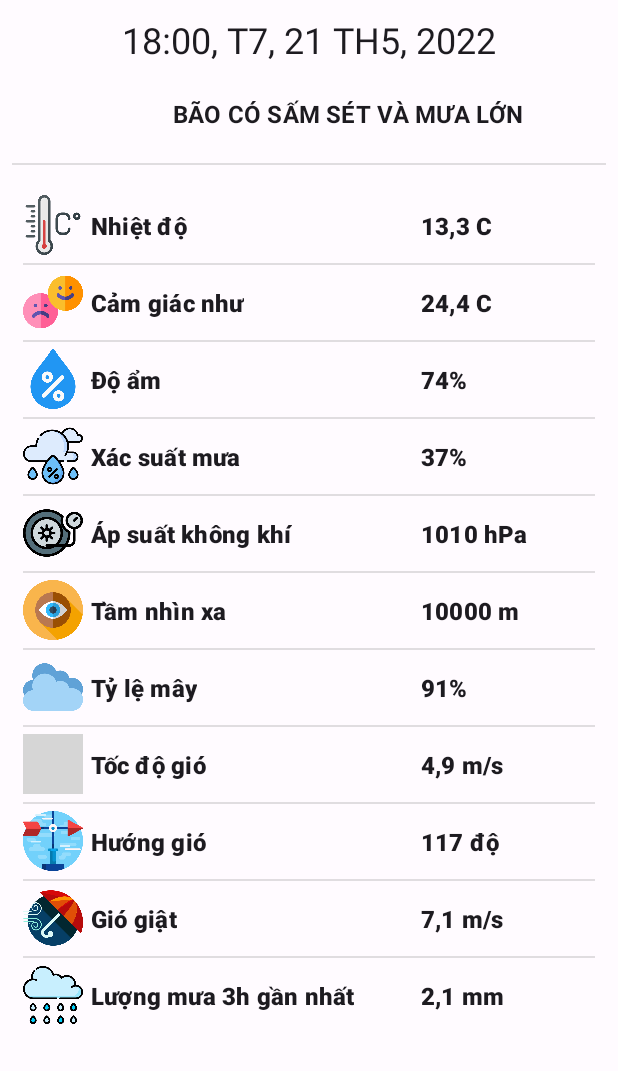
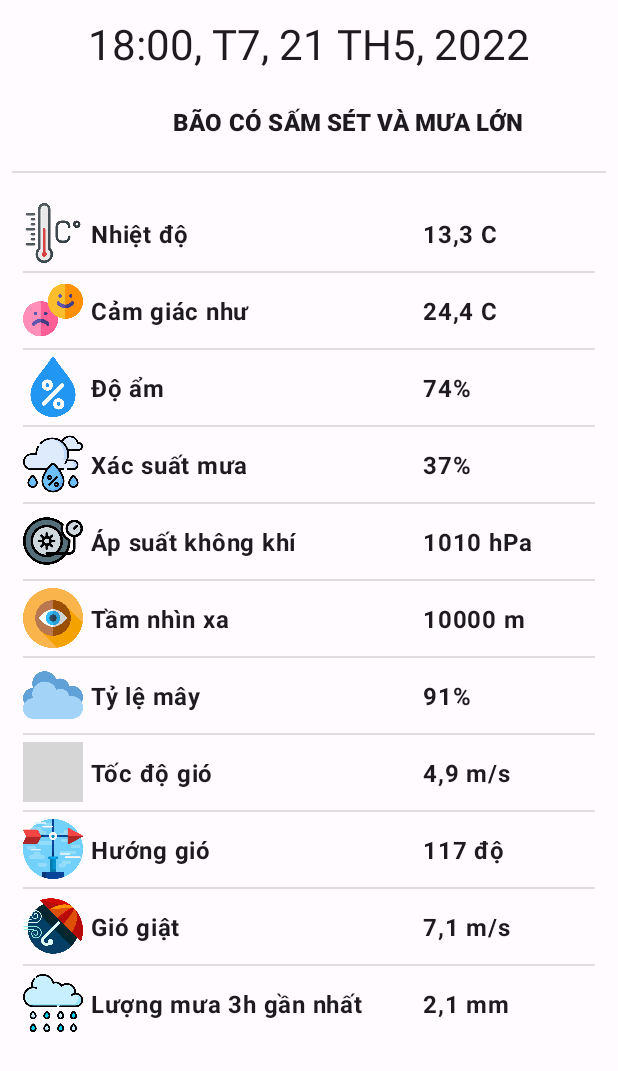
Before and after one commit to dominh2000/WeatherApp, an Android app: the layout fragment_open_weather_item_details.xml on its own in the app's theme, with its tools: preview values and no code run, on a phone screen of 412 x 824 dp. Shown: the top 1071 px of the screen. Run offline under Robolectric (Android 15) with nearby library versions, the phone set to English and light mode, and no system bars; grey boxes are pictures that could not be loaded.

Commit message:
Chip cho các item & chỉnh typography cho text theo Material 3

```diff
--- a/app/src/main/res/layout/fragment_open_weather_item_details.xml
+++ b/app/src/main/res/layout/fragment_open_weather_item_details.xml
@@ -21,7 +21,7 @@
             android:layout_height="wrap_content"
             android:gravity="center"
             android:textAllCaps="true"
-            android:textAppearance="?attr/textAppearanceHeadline5"
+            android:textAppearance="?attr/textAppearanceHeadlineMedium"
             app:layout_constraintStart_toStartOf="parent"
             app:layout_constraintTop_toTopOf="parent"
             android:layout_marginTop="10dp"
@@ -49,7 +49,7 @@
             android:padding="8dp"
             android:text="@{viewModel.weatherItem.weatherDescription.description}"
             android:textAllCaps="true"
-            android:textAppearance="?attr/textAppearanceSubtitle1"
+            android:textAppearance="?attr/textAppearanceTitleMedium"
             android:textStyle="bold"
             app:layout_constraintBottom_toBottomOf="@id/image_state"
             app:layout_constraintEnd_toEndOf="parent"
@@ -106,7 +106,7 @@
                             android:layout_width="wrap_content"
                             android:layout_height="wrap_content"
                             android:text="Nhiệt độ"
-                            android:textAppearance="?attr/textAppearanceListItem"
+                            android:textAppearance="?attr/textAppearanceBodyLarge"
                             android:textStyle="bold"
                             android:layout_marginStart="5dp"
                             android:layout_gravity="center" />
@@ -117,7 +117,7 @@
                         android:layout_width="wrap_content"
                         android:layout_height="wrap_content"
                         android:text="@{@string/temperature_OW(viewModel.weatherItem.mainForecastInfo.temp)}"
-                        android:textAppearance="?attr/textAppearanceListItem"
+                        android:textAppearance="?attr/textAppearanceBodyLarge"
                         android:textStyle="bold"
                         tools:text="13,3 C" />
                 </TableRow>
@@ -138,7 +138,7 @@
                             android:layout_width="wrap_content"
                             android:layout_height="wrap_content"
                             android:text="Cảm giác như"
-                            android:textAppearance="?attr/textAppearanceListItem"
+                            android:textAppearance="?attr/textAppearanceBodyLarge"
                             android:textStyle="bold"
                             android:layout_marginStart="5dp"
                             android:layout_gravity="center" />
@@ -149,7 +149,7 @@
                         android:layout_width="wrap_content"
                         android:layout_height="wrap_content"
                         android:text="@{@string/feels_like_OW(viewModel.weatherItem.mainForecastInfo.feelsLike)}"
-                        android:textAppearance="?attr/textAppearanceListItem"
+                        android:textAppearance="?attr/textAppearanceBodyLarge"
                         android:textStyle="bold"
                         tools:text="24,4 C" />
                 </TableRow>
@@ -169,7 +169,7 @@
                             android:layout_width="wrap_content"
                             android:layout_height="wrap_content"
                             android:text="Độ ẩm"
-                            android:textAppearance="?attr/textAppearanceListItem"
+                            android:textAppearance="?attr/textAppearanceBodyLarge"
                             android:textStyle="bold"
                             android:layout_marginStart="5dp"
                             android:layout_gravity="center" />
@@ -180,7 +180,7 @@
                         android:layout_width="wrap_content"
                         android:layout_height="wrap_content"
                         android:text="@{@string/humidity_OW(viewModel.weatherItem.mainForecastInfo.humidity) + '%'}"
-                        android:textAppearance="?attr/textAppearanceListItem"
+                        android:textAppearance="?attr/textAppearanceBodyLarge"
                         android:textStyle="bold"
                         tools:text="74%" />
                 </TableRow>
@@ -200,7 +200,7 @@
                             android:layout_width="wrap_content"
                             android:layout_height="wrap_content"
                             android:text="Xác suất mưa"
-                            android:textAppearance="?attr/textAppearanceListItem"
+                            android:textAppearance="?attr/textAppearanceBodyLarge"
                             android:textStyle="bold"
                             android:layout_marginStart="5dp"
                             android:layout_gravity="center" />
@@ -210,7 +210,7 @@
                         android:id="@+id/precipitation"
                         android:layout_width="wrap_content"
                         android:layout_height="wrap_content"
-                        android:textAppearance="?attr/textAppearanceListItem"
+                        android:textAppearance="?attr/textAppearanceBodyLarge"
                         android:textStyle="bold"
                         tools:text="37%" />
                 </TableRow>
@@ -231,7 +231,7 @@
                             android:layout_width="wrap_content"
                             android:layout_height="wrap_content"
                             android:text="Áp suất không khí"
-                            android:textAppearance="?attr/textAppearanceListItem"
+                            android:textAppearance="?attr/textAppearanceBodyLarge"
                             android:textStyle="bold"
                             android:layout_marginStart="5dp"
                             android:layout_gravity="center" />
@@ -242,7 +242,7 @@
                         android:layout_width="wrap_content"
                         android:layout_height="wrap_content"
                         android:text="@{@string/air_pressure_OW(viewModel.weatherItem.mainForecastInfo.defaultPressure)}"
-                        android:textAppearance="?attr/textAppearanceListItem"
+                        android:textAppearance="?attr/textAppearanceBodyLarge"
                         android:textStyle="bold"
                         tools:text="1010 hPa" />
                 </TableRow>
@@ -262,7 +262,7 @@
                             android:layout_width="wrap_content"
                             android:layout_height="wrap_content"
                             android:text="Tầm nhìn xa"
-                            android:textAppearance="?attr/textAppearanceListItem"
+                            android:textAppearance="?attr/textAppearanceBodyLarge"
                             android:textStyle="bold"
                             android:layout_marginStart="5dp"
                             android:layout_gravity="center" />
@@ -274,7 +274,7 @@
                         android:layout_width="wrap_content"
                         android:layout_height="wrap_content"
                         android:text="@{@string/visibility_OW(viewModel.weatherItem.visibility)}"
-                        android:textAppearance="?attr/textAppearanceListItem"
+                        android:textAppearance="?attr/textAppearanceBodyLarge"
                         android:textStyle="bold"
                         tools:text="10000 m" />
                 </TableRow>
@@ -294,7 +294,7 @@
                             android:layout_width="wrap_content"
                             android:layout_height="wrap_content"
                             android:text="Tỷ lệ mây"
-                            android:textAppearance="?attr/textAppearanceListItem"
+                            android:textAppearance="?attr/textAppearanceBodyLarge"
                             android:textStyle="bold"
                             android:layout_marginStart="5dp"
                             android:layout_gravity="center" />
@@ -306,7 +306,7 @@
                         android:layout_width="wrap_content"
                         android:layout_height="wrap_content"
                         android:text="@{@string/cloud_percent_OW(viewModel.weatherItem.cloudAmountPercent) + '%'}"
-                        android:textAppearance="?attr/textAppearanceListItem"
+                        android:textAppearance="?attr/textAppearanceBodyLarge"
                         android:textStyle="bold"
                         tools:text="91%" />
                 </TableRow>
@@ -326,7 +326,7 @@
                             android:layout_width="wrap_content"
                             android:layout_height="wrap_content"
                             android:text="Tốc độ gió"
-                            android:textAppearance="?attr/textAppearanceListItem"
+                            android:textAppearance="?attr/textAppearanceBodyLarge"
                             android:textStyle="bold"
                             android:layout_marginStart="5dp"
                             android:layout_gravity="center" />
@@ -337,7 +337,7 @@
                         android:layout_width="wrap_content"
                         android:layout_height="wrap_content"
                         android:text="@{@string/wind_speed_OW(viewModel.weatherItem.wind.speed)}"
-                        android:textAppearance="?attr/textAppearanceListItem"
+                        android:textAppearance="?attr/textAppearanceBodyLarge"
                         android:textStyle="bold"
                         tools:text="4,9 m/s" />
                 </TableRow>
@@ -357,7 +357,7 @@
                             android:layout_width="wrap_content"
                             android:layout_height="wrap_content"
                             android:text="Hướng gió"
-                            android:textAppearance="?attr/textAppearanceListItem"
+                            android:textAppearance="?attr/textAppearanceBodyLarge"
                             android:textStyle="bold"
                             android:layout_marginStart="5dp"
                             android:layout_gravity="center" />
@@ -368,7 +368,7 @@
                         android:layout_width="wrap_content"
                         android:layout_height="wrap_content"
                         android:text="@{@string/wind_degree_OW(viewModel.weatherItem.wind.degree)}"
-                        android:textAppearance="?attr/textAppearanceListItem"
+                        android:textAppearance="?attr/textAppearanceBodyLarge"
                         android:textStyle="bold"
                         tools:text="117 độ" />
                 </TableRow>
@@ -388,7 +388,7 @@
                             android:layout_width="wrap_content"
                             android:layout_height="wrap_content"
                             android:text="Gió giật"
-                            android:textAppearance="?attr/textAppearanceListItem"
+                            android:textAppearance="?attr/textAppearanceBodyLarge"
                             android:textStyle="bold"
                             android:layout_marginStart="5dp"
                             android:layout_gravity="center" />
@@ -399,7 +399,7 @@
                         android:layout_width="wrap_content"
                         android:layout_height="wrap_content"
                         android:text="@{@string/wind_gust_OW(viewModel.weatherItem.wind.gust)}"
-                        android:textAppearance="?attr/textAppearanceListItem"
+                        android:textAppearance="?attr/textAppearanceBodyLarge"
                         android:textStyle="bold"
                         tools:text="7,1 m/s" />
                 </TableRow>
@@ -419,7 +419,7 @@
                             android:layout_width="wrap_content"
                             android:layout_height="wrap_content"
                             android:text="Lượng mưa 3h gần nhất"
-                            android:textAppearance="?attr/textAppearanceListItem"
+                            android:textAppearance="?attr/textAppearanceBodyLarge"
                             android:textStyle="bold"
                             android:layout_marginStart="5dp"
                             android:layout_gravity="center" />
@@ -430,7 +430,7 @@
                         android:layout_width="wrap_content"
                         android:layout_height="wrap_content"
                         android:text="@{@string/rain_volume_3h_OW(viewModel.weatherItem.last3hRainVolume)}"
-                        android:textAppearance="?attr/textAppearanceListItem"
+                        android:textAppearance="?attr/textAppearanceBodyLarge"
                         android:textStyle="bold"
                         tools:text="2,1 mm" />
                 </TableRow>
--- a/app/src/main/res/layout/fragment_simple_search_to_do.xml
+++ b/app/src/main/res/layout/fragment_simple_search_to_do.xml
@@ -34,7 +34,7 @@
         android:id="@+id/text_empty_search_result"
         android:layout_width="wrap_content"
         android:layout_height="wrap_content"
-        android:textAppearance="?attr/textAppearanceHeadline6"
+        android:textAppearance="?attr/textAppearanceTitleLarge"
         android:text="@string/empty_search_result"
         app:layout_constraintStart_toStartOf="parent"
         app:layout_constraintTop_toTopOf="parent"
--- a/app/src/main/res/layout/fragment_to_do_start.xml
+++ b/app/src/main/res/layout/fragment_to_do_start.xml
@@ -44,7 +44,7 @@
                     android:layout_width="wrap_content"
                     android:layout_height="wrap_content"
                     android:textAllCaps="true"
-                    android:textAppearance="?attr/textAppearanceHeadline6"
+                    android:textAppearance="?attr/textAppearanceTitleLarge"
                     android:textColor="@color/blue"
                     android:text="@string/to_do_start_title"/>
 
@@ -54,7 +54,7 @@
                     android:layout_marginTop="5dp"
                     android:justificationMode="inter_word"
                     android:text="@string/to_do_start_description"
-                    android:textAppearance="?attr/textAppearanceBody2"/>
+                    android:textAppearance="?attr/textAppearanceBodyMedium"/>
             </LinearLayout>
 
             <ImageView
--- a/app/src/main/res/layout/open_weather_item.xml
+++ b/app/src/main/res/layout/open_weather_item.xml
@@ -26,7 +26,7 @@
                 android:layout_width="150dp"
                 android:layout_height="wrap_content"
                 android:padding="20dp"
-                android:textAppearance="?attr/textAppearanceBody1"
+                android:textAppearance="?attr/textAppearanceTitleLarge"
                 android:textSize="18sp"
                 app:layout_constraintStart_toStartOf="parent"
                 app:layout_constraintTop_toTopOf="parent"
@@ -48,7 +48,7 @@
                 android:layout_width="wrap_content"
                 android:layout_height="wrap_content"
                 android:padding="20dp"
-                android:textAppearance="?attr/textAppearanceBody1"
+                android:textAppearance="?attr/textAppearanceTitleLarge"
                 android:textSize="20sp"
                 android:textStyle="bold"
                 app:layout_constraintEnd_toEndOf="parent"
--- a/app/src/main/res/layout/spinner_item.xml
+++ b/app/src/main/res/layout/spinner_item.xml
@@ -5,6 +5,6 @@
     android:layout_height="70dp"
     android:gravity="center|start"
     android:padding="10dp"
-    android:textAppearance="?attr/textAppearanceListItem"
+    android:textAppearance="?attr/textAppearanceBodyLarge"
     tools:text="Thể loại 1"
     />
```
Also changed, not shown: app/build.gradle (+5 -2 lines), app/src/main/java/com/example/weatherkotlin/adapters/ToDoListAdapter.kt (+85 -13 lines), app/src/main/res/layout/fragment_add_update_delete_to_do.xml (+11 -11 lines), app/src/main/res/layout/fragment_advanced_search_to_do.xml (+7 -7 lines), app/src/main/res/layout/fragment_open_weather_overview.xml (+6 -6 lines), app/src/main/res/layout/item_to_do.xml (+25 -42 lines), app/src/main/res/menu/to_do_menu.xml (+16 -0 lines).
